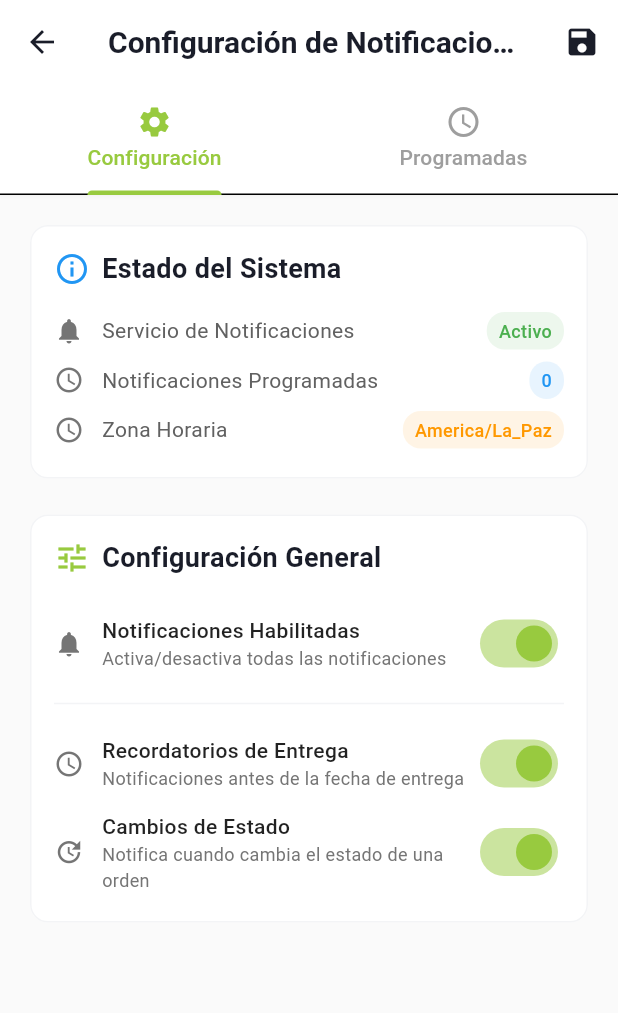
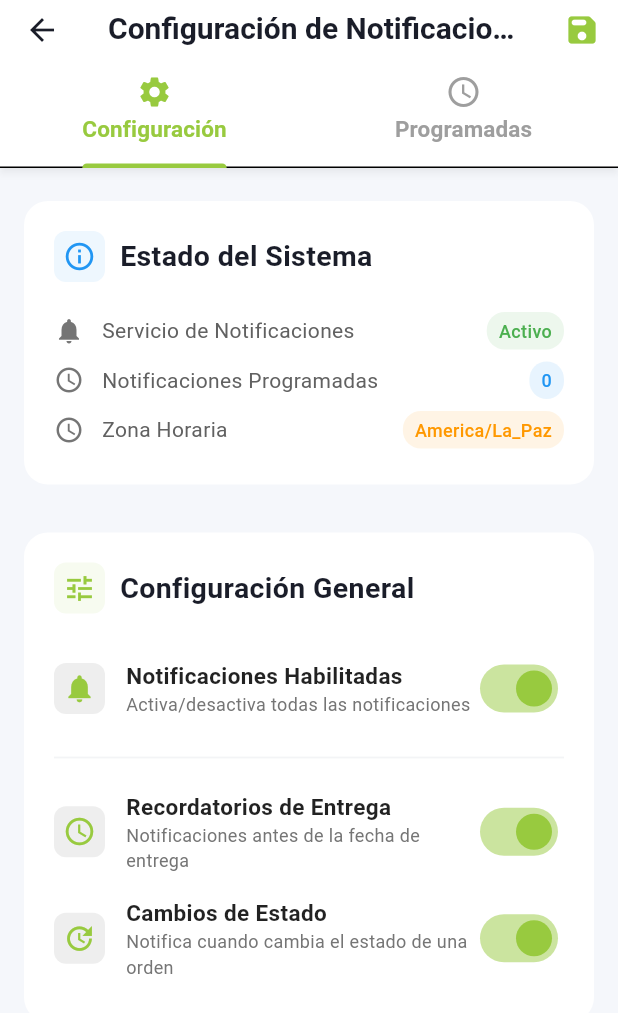
Before and after one commit to MavDevGit/cotizador_gigantografia, a Flutter app: the NotificationSettingsScreen screen opened directly, on a phone screen of 412 x 824 dp. Shown: the top 1013 px of the screen. Run offline on Flutter 3.47's test engine with Material 3 defaults, Android fonts, the phone set to English and light mode, and no system bars; our stand-ins replace dropdown_search, file_picker, flutter_local_notifications, hive, hive_flutter, icons_plus and 5 more; missing offline and left inert: workmanager; accounts and stored records are empty.

Commit message:
Cambios aprobados

```diff
--- a/lib/screens/notification_settings_screen.dart
+++ b/lib/screens/notification_settings_screen.dart
@@ -106,24 +106,30 @@ class _NotificationSettingsScreenState extends State<NotificationSettingsScreen>
   Widget build(BuildContext context) {
     return WillPopScope(
       onWillPop: () async {
-        // Refrescar notificaciones antes de salir
         await _loadPendingNotifications();
         return true;
       },
-      child: Scaffold(
+      child: LayoutBuilder(
+        builder: (context, constraints) {
+          final isTablet = constraints.maxWidth > 600;
+          return Scaffold(
             appBar: AppBar(
               title: const Text('Configuración de Notificaciones'),
               backgroundColor: Colors.white,
-          elevation: 1,
-          shadowColor: Colors.black12,
+              elevation: 2,
+              shadowColor: Colors.black26,
               actions: [
                 IconButton(
-              icon: const Icon(Icons.save),
+                  icon: const Icon(Icons.save_rounded, color: Color(0xFF98CA3F)),
                   onPressed: _saveUserPreferences,
                   tooltip: 'Guardar configuración',
                 ),
               ],
-          bottom: TabBar(
+              bottom: PreferredSize(
+                preferredSize: const Size.fromHeight(56),
+                child: Container(
+                  color: Colors.white,
+                  child: TabBar(
                     controller: _tabController,
                     tabs: const [
                       Tab(icon: Icon(Icons.settings), text: 'Configuración'),
@@ -132,66 +138,80 @@ class _NotificationSettingsScreenState extends State<NotificationSettingsScreen>
                     labelColor: const Color(0xFF98CA3F),
                     unselectedLabelColor: Colors.grey,
                     indicatorColor: const Color(0xFF98CA3F),
+                    indicatorWeight: 3,
+                    labelStyle: TextStyle(fontWeight: FontWeight.bold, fontSize: isTablet ? 18 : 15),
                     onTap: (index) {
                       setState(() => _selectedTabIndex = index);
-              // Refrescar notificaciones cuando se cambia a la pestaña de programadas
                       if (index == 1) {
                         _loadPendingNotifications();
                       }
                     },
                   ),
                 ),
-        backgroundColor: const Color(0xFFFAFAFA),
+              ),
+            ),
+            backgroundColor: const Color(0xFFF5F7FB),
             body: _isLoading
                 ? const Center(child: CircularProgressIndicator())
                 : TabBarView(
                     controller: _tabController,
                     children: [
-                  _buildConfigurationTab(),
-                  _buildPendingNotificationsTab(),
+                      _buildConfigurationTab(isTablet),
+                      _buildPendingNotificationsTab(isTablet),
                     ],
                   ),
+          );
+        },
       ),
     );
   }
 
   // ========================= TAB 1: CONFIGURACIÓN =========================
 
-  Widget _buildConfigurationTab() {
+  Widget _buildConfigurationTab(bool isTablet) {
     return SingleChildScrollView(
-      padding: const EdgeInsets.all(16),
+      padding: EdgeInsets.symmetric(horizontal: isTablet ? 48 : 12, vertical: isTablet ? 32 : 18),
       child: Column(
         crossAxisAlignment: CrossAxisAlignment.start,
         children: [
-          _buildSystemStatusCard(),
-          FormSpacing.verticalMedium(),
-          _buildNotificationSettingsCard(),
+          _buildSystemStatusCard(isTablet),
+          SizedBox(height: isTablet ? 32 : 24),
+          _buildNotificationSettingsCard(isTablet),
         ],
       ),
     );
   }
 
-  Widget _buildSystemStatusCard() {
+  Widget _buildSystemStatusCard(bool isTablet) {
     return Card(
+      elevation: 3,
+      shape: RoundedRectangleBorder(borderRadius: BorderRadius.circular(isTablet ? 24 : 16)),
       child: Padding(
-        padding: const EdgeInsets.all(16),
+        padding: EdgeInsets.all(isTablet ? 32 : 20),
         child: Column(
           crossAxisAlignment: CrossAxisAlignment.start,
           children: [
-            const Row(
+            Row(
               children: [
-                Icon(Icons.info_outline, color: Colors.blue),
-                SizedBox(width: 8),
+                Container(
+                  decoration: BoxDecoration(
+                    color: Colors.blue.withOpacity(0.08),
+                    borderRadius: BorderRadius.circular(8),
+                  ),
+                  padding: EdgeInsets.all(isTablet ? 10 : 6),
+                  child: Icon(Icons.info_outline, color: Colors.blue, size: isTablet ? 28 : 22),
+                ),
+                SizedBox(width: isTablet ? 18 : 10),
                 Text(
                   'Estado del Sistema',
                   style: TextStyle(
-                    fontSize: 18,
-                    fontWeight: FontWeight.w600,
+                    fontSize: isTablet ? 23 : 19,
+                    fontWeight: FontWeight.bold,
                   ),
                 ),
               ],
             ),
-            const SizedBox(height: 12),
+            SizedBox(height: isTablet ? 24 : 16),
             _buildStatusItem(
               icon: Icons.notifications,
               title: 'Servicio de Notificaciones',
@@ -257,41 +277,52 @@ class _NotificationSettingsScreenState extends State<NotificationSettingsScreen>
     );
   }
 
-  Widget _buildNotificationSettingsCard() {
+  Widget _buildNotificationSettingsCard(bool isTablet) {
     return Card(
+      elevation: 3,
+      shape: RoundedRectangleBorder(borderRadius: BorderRadius.circular(isTablet ? 24 : 16)),
       child: Padding(
-        padding: const EdgeInsets.all(16),
+        padding: EdgeInsets.all(isTablet ? 32 : 20),
         child: Column(
           crossAxisAlignment: CrossAxisAlignment.start,
           children: [
-            const Row(
+            Row(
               children: [
-                Icon(Icons.tune, color: Color(0xFF98CA3F)),
-                SizedBox(width: 8),
+                Container(
+                  decoration: BoxDecoration(
+                    color: const Color(0xFF98CA3F).withOpacity(0.08),
+                    borderRadius: BorderRadius.circular(8),
+                  ),
+                  padding: EdgeInsets.all(isTablet ? 10 : 6),
+                  child: Icon(Icons.tune, color: Color(0xFF98CA3F), size: isTablet ? 28 : 22),
+                ),
+                SizedBox(width: isTablet ? 18 : 10),
                 Text(
                   'Configuración General',
                   style: TextStyle(
-                    fontSize: 18,
-                    fontWeight: FontWeight.w600,
+                    fontSize: isTablet ? 23 : 19,
+                    fontWeight: FontWeight.bold,
                   ),
                 ),
               ],
             ),
-            const SizedBox(height: 16),
+            SizedBox(height: isTablet ? 24 : 18),
             _buildSwitchTile(
               title: 'Notificaciones Habilitadas',
               subtitle: 'Activa/desactiva todas las notificaciones',
               value: _notificationsEnabled,
               onChanged: (value) => setState(() => _notificationsEnabled = value),
               icon: Icons.notifications,
+              isTablet: isTablet,
             ),
-            const Divider(height: 24),
+            Divider(height: isTablet ? 36 : 28, thickness: 1.2),
             _buildSwitchTile(
               title: 'Recordatorios de Entrega',
               subtitle: 'Notificaciones antes de la fecha de entrega',
               value: _orderReminderEnabled,
               onChanged: _notificationsEnabled ? (value) => setState(() => _orderReminderEnabled = value) : null,
               icon: Icons.schedule,
+              isTablet: isTablet,
             ),
             _buildSwitchTile(
               title: 'Cambios de Estado',
@@ -299,6 +330,7 @@ class _NotificationSettingsScreenState extends State<NotificationSettingsScreen>
               value: _statusChangeEnabled,
               onChanged: _notificationsEnabled ? (value) => setState(() => _statusChangeEnabled = value) : null,
               icon: Icons.update,
+              isTablet: isTablet,
             ),
           ],
         ),
@@ -312,13 +344,21 @@ class _NotificationSettingsScreenState extends State<NotificationSettingsScreen>
     required bool value,
     required ValueChanged<bool>? onChanged,
     required IconData icon,
+    bool isTablet = false,
   }) {
     return Padding(
-      padding: const EdgeInsets.symmetric(vertical: 4),
+      padding: EdgeInsets.symmetric(vertical: isTablet ? 14 : 8),
       child: Row(
         children: [
-          Icon(icon, size: 20, color: onChanged != null ? Colors.grey[600] : Colors.grey[400]),
-          const SizedBox(width: 12),
+          Container(
+            decoration: BoxDecoration(
+              color: onChanged != null ? Colors.grey[200] : Colors.grey[100],
+              borderRadius: BorderRadius.circular(8),
+            ),
+            padding: EdgeInsets.all(isTablet ? 10 : 6),
+            child: Icon(icon, size: isTablet ? 28 : 22, color: onChanged != null ? Color(0xFF98CA3F) : Colors.grey[400]),
+          ),
+          SizedBox(width: isTablet ? 22 : 14),
           Expanded(
             child: Column(
               crossAxisAlignment: CrossAxisAlignment.start,
@@ -326,15 +366,15 @@ class _NotificationSettingsScreenState extends State<NotificationSettingsScreen>
                 Text(
                   title,
                   style: TextStyle(
-                    fontSize: 14,
-                    fontWeight: FontWeight.w500,
+                    fontSize: isTablet ? 18 : 15,
+                    fontWeight: FontWeight.w600,
                     color: onChanged != null ? Colors.black87 : Colors.grey[400],
                   ),
                 ),
                 Text(
                   subtitle,
                   style: TextStyle(
-                    fontSize: 12,
+                    fontSize: isTablet ? 14 : 12,
                     color: onChanged != null ? Colors.grey[600] : Colors.grey[400],
                   ),
                 ),
@@ -353,36 +393,45 @@ class _NotificationSettingsScreenState extends State<NotificationSettingsScreen>
 
   // ========================= TAB 2: NOTIFICACIONES PROGRAMADAS =========================
 
-  Widget _buildPendingNotificationsTab() {
+  Widget _buildPendingNotificationsTab(bool isTablet) {
     return SingleChildScrollView(
-      padding: const EdgeInsets.all(16),
+      padding: EdgeInsets.symmetric(horizontal: isTablet ? 48 : 12, vertical: isTablet ? 32 : 18),
       child: Column(
         children: [
-          _buildPendingNotificationsCard(),
+          _buildPendingNotificationsCard(isTablet),
         ],
       ),
     );
   }
 
-  Widget _buildPendingNotificationsCard() {
+  Widget _buildPendingNotificationsCard(bool isTablet) {
     return Card(
+      elevation: 3,
+      shape: RoundedRectangleBorder(borderRadius: BorderRadius.circular(isTablet ? 24 : 16)),
       child: Padding(
-        padding: const EdgeInsets.all(16),
+        padding: EdgeInsets.all(isTablet ? 32 : 20),
         child: Column(
           crossAxisAlignment: CrossAxisAlignment.start,
           children: [
             Row(
               mainAxisAlignment: MainAxisAlignment.spaceBetween,
               children: [
-                const Row(
+                Row(
                   children: [
-                    Icon(Icons.schedule, color: Colors.blue),
-                    SizedBox(width: 8),
+                    Container(
+                      decoration: BoxDecoration(
+                        color: Colors.blue.withOpacity(0.08),
+                        borderRadius: BorderRadius.circular(8),
+                      ),
+                      padding: EdgeInsets.all(isTablet ? 10 : 6),
+                      child: Icon(Icons.schedule, color: Colors.blue, size: isTablet ? 28 : 22),
+                    ),
+                    SizedBox(width: isTablet ? 18 : 10),
                     Text(
                       'Notificaciones Programadas',
                       style: TextStyle(
-                        fontSize: 18,
-                        fontWeight: FontWeight.w600,
+                        fontSize: isTablet ? 23 : 19,
+                        fontWeight: FontWeight.bold,
                       ),
                     ),
                   ],
@@ -390,49 +439,50 @@ class _NotificationSettingsScreenState extends State<NotificationSettingsScreen>
                 Row(
                   children: [
                     Container(
-                      padding: const EdgeInsets.symmetric(horizontal: 8, vertical: 4),
+                      padding: EdgeInsets.symmetric(horizontal: isTablet ? 16 : 10, vertical: isTablet ? 10 : 6),
                       decoration: BoxDecoration(
-                        color: Colors.blue.withOpacity(0.1),
+                        color: Colors.blue.withOpacity(0.13),
                         borderRadius: BorderRadius.circular(12),
                       ),
                       child: Text(
                         '${_pendingNotifications.length}',
-                        style: const TextStyle(
-                          fontSize: 12,
+                        style: TextStyle(
+                          fontSize: isTablet ? 16 : 13,
                           color: Colors.blue,
-                          fontWeight: FontWeight.w600,
+                          fontWeight: FontWeight.bold,
                         ),
                       ),
                     ),
-                    const SizedBox(width: 8),
+                    SizedBox(width: isTablet ? 14 : 8),
                     IconButton(
                       onPressed: _loadPendingNotifications,
-                      icon: const Icon(Icons.refresh),
+                      icon: Icon(Icons.refresh, color: Colors.blue, size: isTablet ? 28 : 22),
                       tooltip: 'Actualizar',
                     ),
                   ],
                 ),
               ],
             ),
-            const SizedBox(height: 12),
-            const Text(
+            SizedBox(height: isTablet ? 22 : 14),
+            Text(
               'Las notificaciones se actualizan automáticamente cuando cambias fechas de entrega.',
               style: TextStyle(
-                color: Colors.grey,
-                fontSize: 12,
+                color: Colors.grey[600],
+                fontSize: isTablet ? 15 : 13,
                 fontStyle: FontStyle.italic,
               ),
             ),
-            const SizedBox(height: 16),
+            SizedBox(height: isTablet ? 28 : 18),
             if (_pendingNotifications.isEmpty)
-              const Center(
+              Center(
                 child: Padding(
-                  padding: EdgeInsets.all(20),
+                  padding: EdgeInsets.all(isTablet ? 36 : 24),
                   child: Text(
                     'No hay notificaciones programadas',
                     style: TextStyle(
-                      color: Colors.grey,
-                      fontSize: 16,
+                      color: Colors.grey[500],
+                      fontSize: isTablet ? 19 : 16,
+                      fontWeight: FontWeight.w500,
                     ),
                   ),
                 ),
@@ -444,7 +494,7 @@ class _NotificationSettingsScreenState extends State<NotificationSettingsScreen>
                 itemCount: _pendingNotifications.length,
                 itemBuilder: (context, index) {
                   final notification = _pendingNotifications[index];
-                  return _buildNotificationItem(notification);
+                  return _buildNotificationItem(notification, isTablet);
                 },
               ),
           ],
@@ -453,13 +503,20 @@ class _NotificationSettingsScreenState extends State<NotificationSettingsScreen>
     );
   }
 
-  Widget _buildNotificationItem(PendingNotificationRequest notification) {
+  Widget _buildNotificationItem(PendingNotificationRequest notification, [bool isTablet = false]) {
     return Container(
-      margin: const EdgeInsets.only(bottom: 8),
-      padding: const EdgeInsets.all(12),
+      margin: EdgeInsets.only(bottom: isTablet ? 20 : 12),
+      padding: EdgeInsets.all(isTablet ? 28 : 16),
       decoration: BoxDecoration(
-        color: Colors.grey[50],
-        borderRadius: BorderRadius.circular(8),
+        color: Colors.white,
+        borderRadius: BorderRadius.circular(isTablet ? 18 : 12),
+        boxShadow: [
+          BoxShadow(
+            color: Colors.black.withOpacity(0.04),
+            blurRadius: isTablet ? 12 : 6,
+            offset: Offset(0, 2),
+          ),
+        ],
         border: Border.all(color: Colors.grey[200]!),
       ),
       child: Column(
@@ -468,50 +525,51 @@ class _NotificationSettingsScreenState extends State<NotificationSettingsScreen>
           Row(
             children: [
               Container(
-                padding: const EdgeInsets.symmetric(horizontal: 6, vertical: 2),
+                padding: EdgeInsets.symmetric(horizontal: isTablet ? 14 : 8, vertical: isTablet ? 6 : 3),
                 decoration: BoxDecoration(
-                  color: Colors.blue.withOpacity(0.1),
-                  borderRadius: BorderRadius.circular(4),
+                  color: Colors.blue.withOpacity(0.13),
+                  borderRadius: BorderRadius.circular(isTablet ? 10 : 6),
                 ),
                 child: Text(
                   'ID: ${notification.id}',
-                  style: const TextStyle(
-                    fontSize: 10,
+                  style: TextStyle(
+                    fontSize: isTablet ? 14 : 11,
                     color: Colors.blue,
-                    fontWeight: FontWeight.w500,
+                    fontWeight: FontWeight.bold,
                   ),
                 ),
               ),
-              const Spacer(),
+              Spacer(),
               Icon(
                 Icons.notifications_outlined,
-                size: 16,
-                color: Colors.grey[600],
+                size: isTablet ? 26 : 18,
+                color: Color(0xFF98CA3F),
               ),
             ],
           ),
-          const SizedBox(height: 8),
+          SizedBox(height: isTablet ? 16 : 10),
           Text(
             notification.title ?? 'Sin título',
-            style: const TextStyle(
-              fontWeight: FontWeight.w600,
-              fontSize: 14,
+            style: TextStyle(
+              fontWeight: FontWeight.bold,
+              fontSize: isTablet ? 19 : 15,
+              color: Colors.black87,
             ),
           ),
-          const SizedBox(height: 4),
+          SizedBox(height: isTablet ? 10 : 6),
           Text(
             notification.body ?? 'Sin contenido',
             style: TextStyle(
-              fontSize: 12,
-              color: Colors.grey[600],
+              fontSize: isTablet ? 16 : 13,
+              color: Colors.grey[700],
             ),
           ),
           if (notification.payload != null) ...[
-            const SizedBox(height: 4),
+            SizedBox(height: isTablet ? 10 : 6),
             Text(
               'Payload: ${notification.payload}',
               style: TextStyle(
-                fontSize: 10,
+                fontSize: isTablet ? 13 : 11,
                 color: Colors.grey[500],
                 fontStyle: FontStyle.italic,
               ),
```
Also changed, not shown: lib/screens/trabajo_form_dialog.dart (+22 -10 lines). Lines whose indentation alone changed are shown as unchanged.
